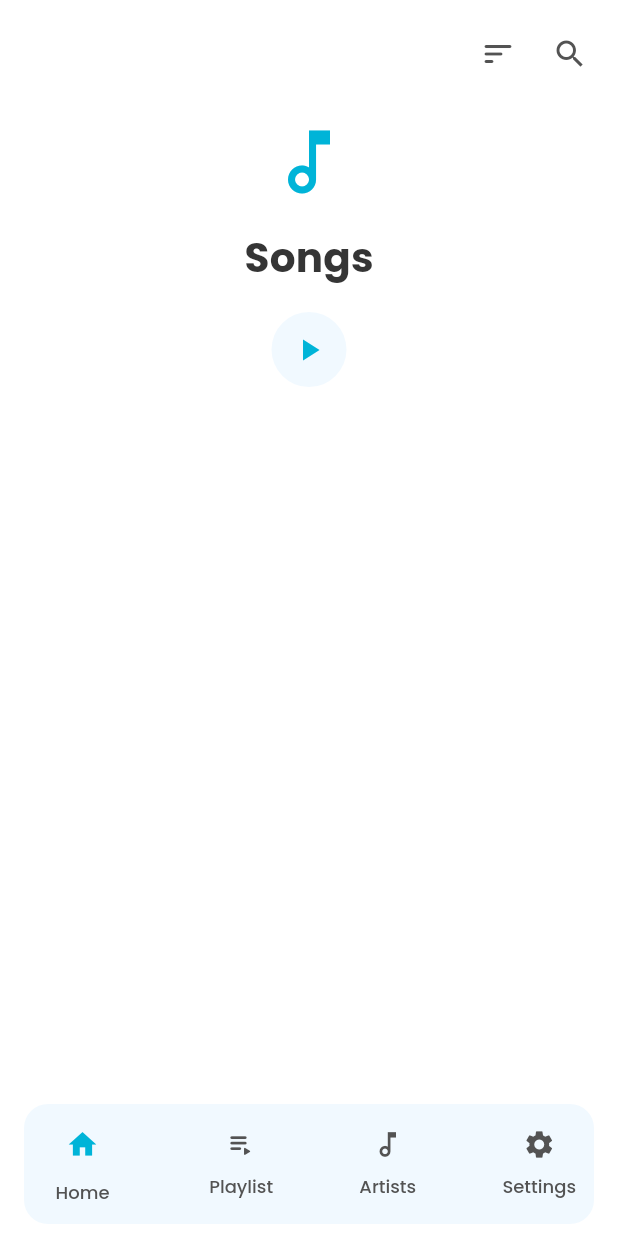
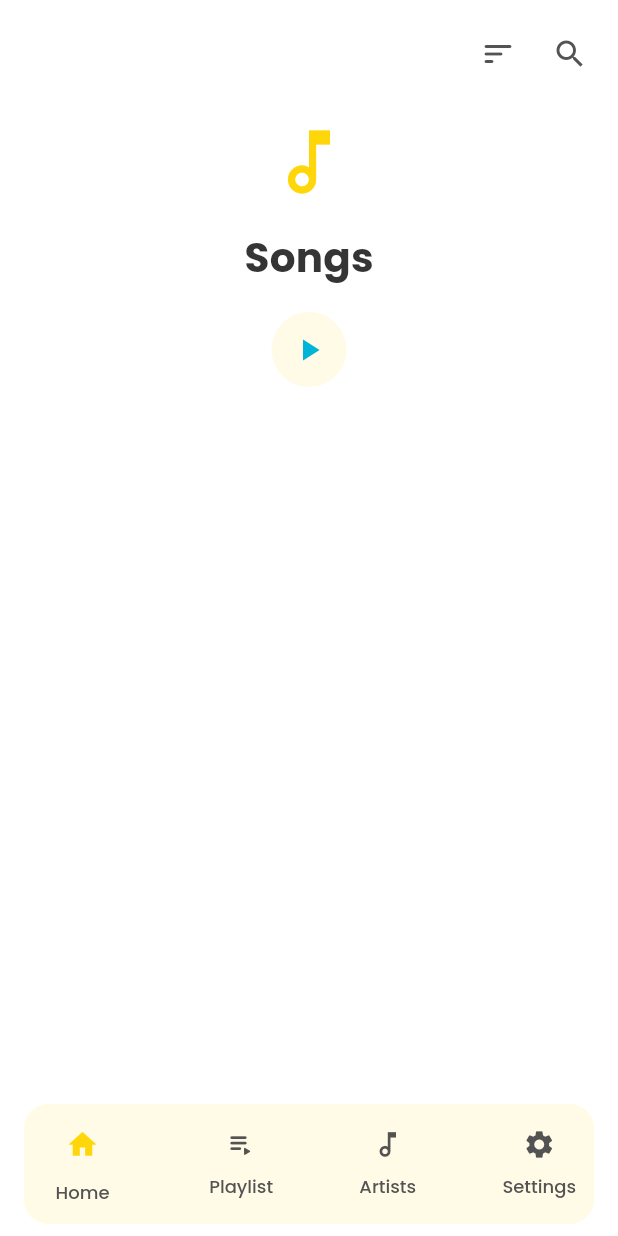
Before and after one commit to flutter-preview/KenStarry-Flow, a Flutter app: the screen it shows after launch, on a phone screen of 412 x 824 dp. Run offline on Flutter 3.47's test engine with Material 2 defaults, Android fonts, the phone set to English and light mode, and no system bars; our stand-ins replace audio_service, azlistview, get, get_it, just_audio, marquee and 4 more; missing offline and left inert: draggable_scrollbar, on_audio_query_platform_interface, vs_scrollbar.

Commit message:
Added more theme colors

```diff
--- a/lib/theme/my_theme.dart
+++ b/lib/theme/my_theme.dart
@@ -4,9 +4,9 @@ import 'package:flutter/material.dart';
 class MyTheme {
   /// Light Theme
   static ThemeData get lightTheme => ThemeData(
-      primaryColor: accent,
+      primaryColor: accent6,
       scaffoldBackgroundColor: bgColorLightMode,
-      primaryColorDark: accentLight,
+      primaryColorDark: accent6Light,
       iconTheme: const IconThemeData(color: textBlack300),
       fontFamily: 'Poppins',
       textTheme: const TextTheme(
@@ -28,7 +28,7 @@ class MyTheme {
   static ThemeData get darkTheme => ThemeData(
       primaryColor: accent,
       scaffoldBackgroundColor: bgColorDarkMode,
-      primaryColorDark: bgDarkColor,
+      primaryColorDark: accentDark,
       iconTheme: const IconThemeData(color: textWhite300),
       fontFamily: 'Poppins',
       textTheme: const TextTheme(
```
Also changed, not shown: lib/theme/colors.dart (+23 -2 lines).
